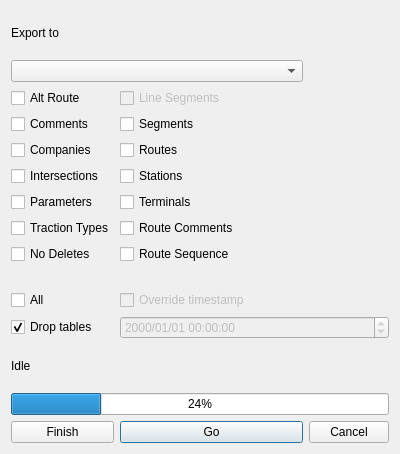
Qt form mapper_app/ui/exportdlg.ui (allenck/mapper) before a commit.
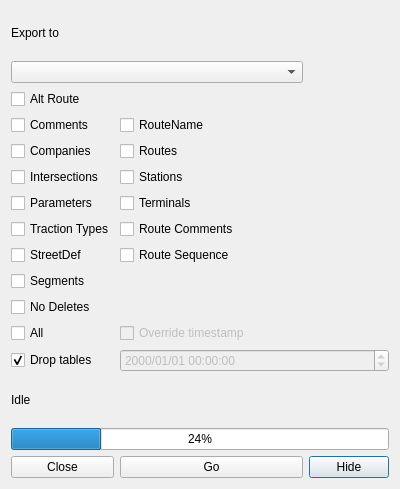
The same form after that commit.

What changed in the file:
```diff
--- a/mapper_app/ui/exportdlg.ui
+++ b/mapper_app/ui/exportdlg.ui
@@ -7,7 +7,7 @@
     <x>0</x>
     <y>0</y>
     <width>400</width>
-    <height>454</height>
+    <height>489</height>
    </rect>
   </property>
   <property name="windowTitle">
@@ -20,27 +20,17 @@
    <bool>false</bool>
   </property>
   <layout class="QGridLayout" name="gridLayout">
-   <item row="10" column="0">
-    <widget class="QCheckBox" name="chkAll">
+   <item row="15" column="0">
+    <widget class="QLabel" name="lblHelp">
      <property name="toolTip">
       <string>&lt;html&gt;&lt;head/&gt;&lt;body&gt;&lt;p&gt;Check to select all tables&lt;/p&gt;&lt;/body&gt;&lt;/html&gt;</string>
      </property>
      <property name="text">
-      <string>All</string>
+      <string>Idle</string>
      </property>
     </widget>
    </item>
-   <item row="8" column="0">
-    <widget class="QCheckBox" name="chkNoDelete">
-     <property name="toolTip">
-      <string>&lt;html&gt;&lt;head/&gt;&lt;body&gt;&lt;p&gt;If checked, no deletes will be performed.&lt;/p&gt;&lt;/body&gt;&lt;/html&gt;</string>
-     </property>
-     <property name="text">
-      <string>No Deletes</string>
-     </property>
-    </widget>
-   </item>
-   <item row="11" column="1" colspan="2">
+   <item row="14" column="1" colspan="2">
     <widget class="QDateTimeEdit" name="exportDate">
      <property name="enabled">
       <bool>false</bool>
@@ -60,28 +50,52 @@
      </property>
     </widget>
    </item>
-   <item row="5" column="1">
-    <widget class="QCheckBox" name="chkStations">
+   <item row="17" column="2">
+    <widget class="QPushButton" name="btnCancel">
      <property name="text">
-      <string>Stations</string>
+      <string>Hide</string>
      </property>
     </widget>
    </item>
-   <item row="4" column="0">
+   <item row="16" column="0" colspan="3">
+    <widget class="QProgressBar" name="progressBar">
+     <property name="value">
+      <number>24</number>
+     </property>
+    </widget>
+   </item>
+   <item row="11" column="0">
+    <widget class="QCheckBox" name="chkNoDelete">
+     <property name="toolTip">
+      <string>&lt;html&gt;&lt;head/&gt;&lt;body&gt;&lt;p&gt;If checked, no deletes will be performed.&lt;/p&gt;&lt;/body&gt;&lt;/html&gt;</string>
+     </property>
+     <property name="text">
+      <string>No Deletes</string>
+     </property>
+    </widget>
+   </item>
+   <item row="5" column="0">
     <widget class="QCheckBox" name="chkCompanies">
      <property name="text">
       <string>Companies</string>
      </property>
     </widget>
    </item>
+   <item row="7" column="1">
+    <widget class="QCheckBox" name="chkTerminals">
+     <property name="text">
+      <string>Terminals</string>
+     </property>
+    </widget>
+   </item>
    <item row="6" column="0">
-    <widget class="QCheckBox" name="chkParameters">
+    <widget class="QCheckBox" name="chkIntersections">
      <property name="text">
-      <string>Parameters</string>
+      <string>Intersections</string>
      </property>
     </widget>
    </item>
-   <item row="14" column="1">
+   <item row="17" column="1">
     <widget class="QPushButton" name="btnGo">
      <property name="toolTip">
       <string>&lt;html&gt;&lt;head/&gt;&lt;body&gt;&lt;p&gt;Click to start exporting the selected tables&lt;/p&gt;&lt;/body&gt;&lt;/html&gt;</string>
@@ -91,31 +105,79 @@
      </property>
     </widget>
    </item>
-   <item row="7" column="0">
+   <item row="13" column="0">
+    <widget class="QCheckBox" name="chkAll">
+     <property name="toolTip">
+      <string>&lt;html&gt;&lt;head/&gt;&lt;body&gt;&lt;p&gt;Check to select all tables&lt;/p&gt;&lt;/body&gt;&lt;/html&gt;</string>
+     </property>
+     <property name="text">
+      <string>All</string>
+     </property>
+    </widget>
+   </item>
+   <item row="8" column="1">
+    <widget class="QCheckBox" name="chkRouteComments">
+     <property name="text">
+      <string>Route Comments</string>
+     </property>
+    </widget>
+   </item>
+   <item row="6" column="1">
+    <widget class="QCheckBox" name="chkStations">
+     <property name="text">
+      <string>Stations</string>
+     </property>
+    </widget>
+   </item>
+   <item row="1" column="0" colspan="2">
+    <widget class="QComboBox" name="cbConnections">
+     <property name="toolTip">
+      <string>&lt;html&gt;&lt;head/&gt;&lt;body&gt;&lt;p&gt;Select the connection to the target database.&lt;/p&gt;&lt;/body&gt;&lt;/html&gt;</string>
+     </property>
+    </widget>
+   </item>
+   <item row="3" column="0">
+    <widget class="QCheckBox" name="chkComments">
+     <property name="text">
+      <string>Comments</string>
+     </property>
+    </widget>
+   </item>
+   <item row="8" column="0">
     <widget class="QCheckBox" name="chkTractionTypes">
      <property name="text">
       <string>Traction Types</string>
      </property>
     </widget>
    </item>
-   <item row="8" column="1">
-    <widget class="QCheckBox" name="chkRouteSeq">
+   <item row="3" column="1">
+    <widget class="QCheckBox" name="chkRouteName">
+     <property name="enabled">
+      <bool>true</bool>
+     </property>
      <property name="text">
-      <string>Route Sequence</string>
+      <string>RouteName</string>
      </property>
     </widget>
    </item>
-   <item row="12" column="0">
-    <widget class="QLabel" name="lblHelp">
+   <item row="17" column="0">
+    <widget class="QPushButton" name="btnFinish">
      <property name="toolTip">
       <string>&lt;html&gt;&lt;head/&gt;&lt;body&gt;&lt;p&gt;&lt;br/&gt;&lt;/p&gt;&lt;/body&gt;&lt;/html&gt;</string>
      </property>
      <property name="text">
-      <string>Idle</string>
+      <string>Close</string>
      </property>
     </widget>
    </item>
-   <item row="11" column="0">
+   <item row="7" column="0">
+    <widget class="QCheckBox" name="chkParameters">
+     <property name="text">
+      <string>Parameters</string>
+     </property>
+    </widget>
+   </item>
+   <item row="14" column="0">
     <widget class="QCheckBox" name="chkDrop">
      <property name="toolTip">
       <string>&lt;html&gt;&lt;head/&gt;&lt;body&gt;&lt;p&gt;If checked, target tables will be dropped and re-created. &lt;/p&gt;&lt;/body&gt;&lt;/html&gt;</string>
@@ -128,88 +190,13 @@
      </property>
     </widget>
    </item>
-   <item row="2" column="1">
-    <widget class="QCheckBox" name="chkLineSegments">
-     <property name="enabled">
-      <bool>false</bool>
-     </property>
-     <property name="text">
-      <string>Line Segments</string>
-     </property>
-    </widget>
-   </item>
-   <item row="3" column="1">
-    <widget class="QCheckBox" name="chkSegments">
-     <property name="text">
-      <string>Segments</string>
-     </property>
-    </widget>
-   </item>
-   <item row="6" column="1">
-    <widget class="QCheckBox" name="chkTerminals">
-     <property name="text">
-      <string>Terminals</string>
-     </property>
-    </widget>
-   </item>
-   <item row="4" column="1">
+   <item row="5" column="1">
     <widget class="QCheckBox" name="chkRoutes">
      <property name="text">
       <string>Routes</string>
      </property>
     </widget>
    </item>
-   <item row="14" column="2">
-    <widget class="QPushButton" name="btnCancel">
-     <property name="text">
-      <string>Cancel</string>
-     </property>
-    </widget>
-   </item>
-   <item row="14" column="0">
-    <widget class="QPushButton" name="btnFinish">
-     <property name="toolTip">
-      <string>&lt;html&gt;&lt;head/&gt;&lt;body&gt;&lt;p&gt;Click to stop the export.&lt;/p&gt;&lt;/body&gt;&lt;/html&gt;</string>
-     </property>
-     <property name="text">
-      <string>Finish</string>
-     </property>
-    </widget>
-   </item>
-   <item row="5" column="0">
-    <widget class="QCheckBox" name="chkIntersections">
-     <property name="text">
-      <string>Intersections</string>
-     </property>
-    </widget>
-   </item>
-   <item row="10" column="1" colspan="2">
-    <widget class="QCheckBox" name="chkOverride">
-     <property name="enabled">
-      <bool>false</bool>
-     </property>
-     <property name="toolTip">
-      <string>Check to override timestamp</string>
-     </property>
-     <property name="text">
-      <string>Override timestamp</string>
-     </property>
-    </widget>
-   </item>
-   <item row="1" column="0" colspan="2">
-    <widget class="QComboBox" name="cbConnections">
-     <property name="toolTip">
-      <string>&lt;html&gt;&lt;head/&gt;&lt;body&gt;&lt;p&gt;Select the connection to the target database.&lt;/p&gt;&lt;/body&gt;&lt;/html&gt;</string>
-     </property>
-    </widget>
-   </item>
-   <item row="7" column="1" colspan="2">
-    <widget class="QCheckBox" name="chkRouteComments">
-     <property name="text">
-      <string>Route Comments</string>
-     </property>
-    </widget>
-   </item>
    <item row="0" column="0">
     <widget class="QLabel" name="label">
      <property name="text">
@@ -217,14 +204,27 @@
      </property>
     </widget>
    </item>
-   <item row="3" column="0">
-    <widget class="QCheckBox" name="chkComments">
+   <item row="13" column="1" colspan="2">
+    <widget class="QCheckBox" name="chkOverride">
+     <property name="enabled">
+      <bool>false</bool>
+     </property>
+     <property name="toolTip">
+      <string>Check to override timestamp</string>
+     </property>
      <property name="text">
-      <string>Comments</string>
+      <string>Override timestamp</string>
      </property>
     </widget>
    </item>
    <item row="9" column="1">
+    <widget class="QCheckBox" name="chkRouteSeq">
+     <property name="text">
+      <string>Route Sequence</string>
+     </property>
+    </widget>
+   </item>
+   <item row="11" column="1">
     <spacer name="horizontalSpacer">
      <property name="orientation">
       <enum>Qt::Horizontal</enum>
@@ -237,10 +237,17 @@
      </property>
     </spacer>
    </item>
-   <item row="13" column="0" colspan="3">
-    <widget class="QProgressBar" name="progressBar">
-     <property name="value">
-      <number>24</number>
+   <item row="9" column="0">
+    <widget class="QCheckBox" name="chkStreetDef">
+     <property name="text">
+      <string>StreetDef</string>
+     </property>
+    </widget>
+   </item>
+   <item row="10" column="0">
+    <widget class="QCheckBox" name="chkSegments">
+     <property name="text">
+      <string>Segments</string>
      </property>
     </widget>
    </item>
```
Left out of the diff: 6 changed lines with no effect on the pictures.
